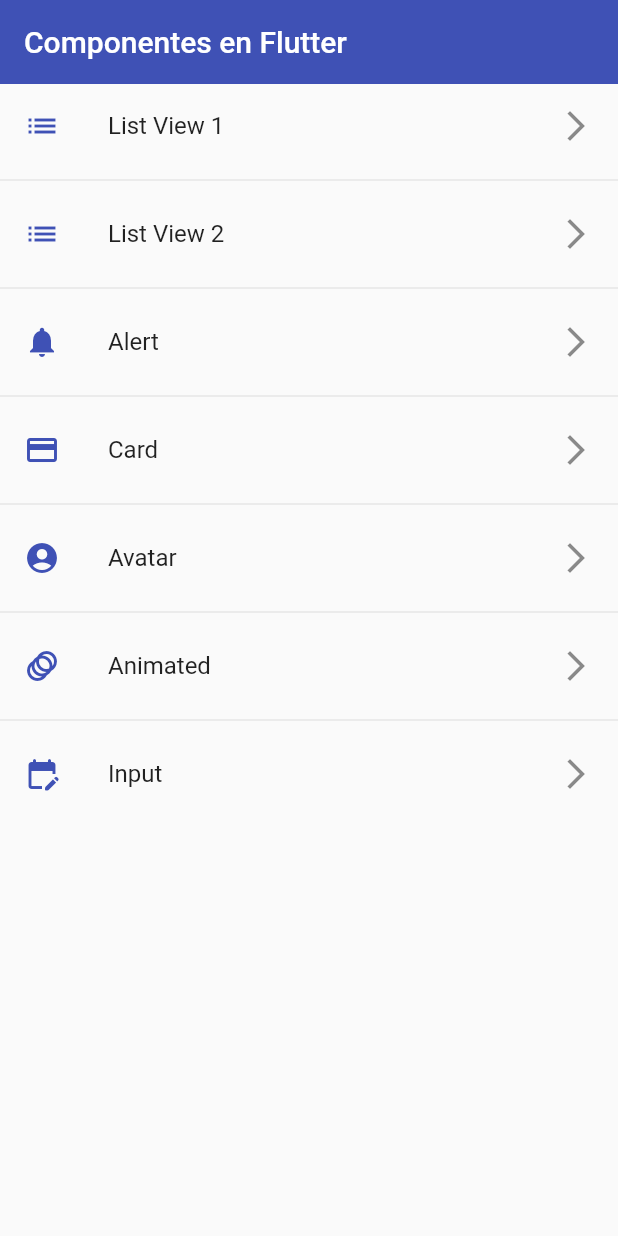
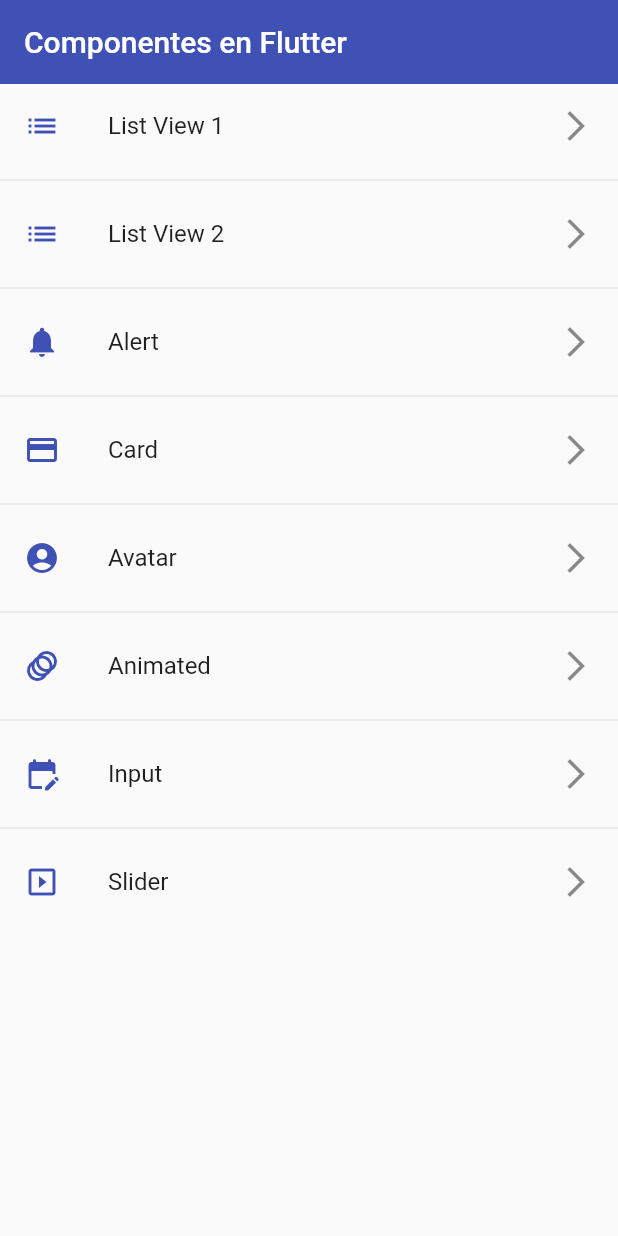
Before and after one commit to eltranseunteurbano/learning-flutter, a Flutter app: the screen it shows after launch, on a phone screen of 412 x 824 dp. Run offline on Flutter 3.47's test engine with Material 2 defaults, Android fonts, the phone set to English and light mode, and no system bars.

```diff
--- a/fl_components/lib/router/app_routes.dart
+++ b/fl_components/lib/router/app_routes.dart
@@ -13,16 +13,12 @@ class AppRoutes {
   static const String avatar = 'avatar';
   static const String animated = 'animated';
   static const String input = 'input';
+  static const String slider = 'slider';
 
   static const String initialRoute = AppRoutes.home;
   static const String notFound = '/not-found';
 
   static final menuOptions = <MenuOption>[
-    // MenuOption(
-    //     route: AppRoutes.home,
-    //     icon: Icons.home,
-    //     name: 'Home Screen',
-    //     screen: const HomeScreen()),
     MenuOption(
         route: AppRoutes.listView1,
         icon: Icons.list,
@@ -58,6 +54,11 @@ class AppRoutes {
         icon: Icons.edit_calendar_rounded,
         name: 'Input',
         screen: const InputScreen()),
+    MenuOption(
+        route: AppRoutes.slider,
+        icon: Icons.slideshow,
+        name: 'Slider',
+        screen: const SliderScreen()),
   ];
 
   static Map<String, Widget Function(BuildContext)> getAppRoutes() {
--- a/fl_components/lib/screens/screens.dart
+++ b/fl_components/lib/screens/screens.dart
@@ -3,6 +3,7 @@ export 'package:fl_components/screens/animated_screen.dart';
 export 'package:fl_components/screens/avatar_screen.dart';
 export 'package:fl_components/screens/card_screen.dart';
 export 'package:fl_components/screens/home_screen.dart';
+export 'package:fl_components/screens/input_screen.dart';
 export 'package:fl_components/screens/listview1_screen.dart';
 export 'package:fl_components/screens/listview2_screen.dart';
-export 'package:fl_components/screens/input_screen.dart';
+export 'package:fl_components/screens/slider_screen.dart';
```
Also changed, not shown: fl_components/lib/screens/slider_screen.dart (added, +70 -0 lines).
